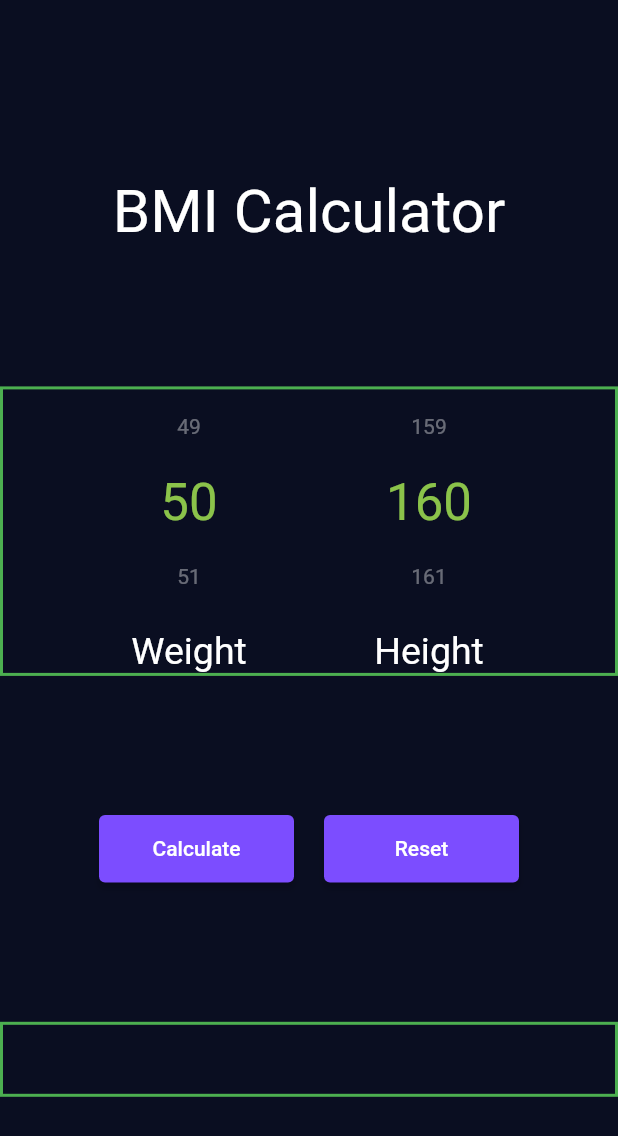
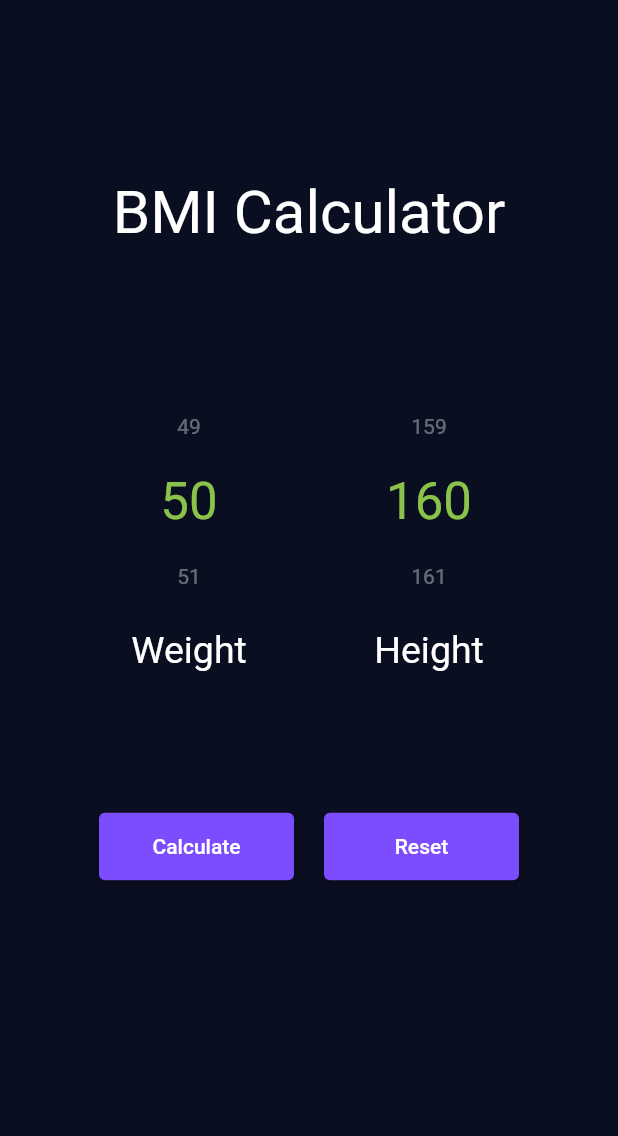
Before and after one commit to dyannary/lab2_pam, a Flutter app: the screen it shows after launch, on a phone screen of 412 x 824 dp. Shown: the top 1136 px of the screen. Run offline on Flutter 3.47's test engine with Material 2 defaults, Android fonts, the phone set to English and light mode, and no system bars; drawn by our look-alikes of numberpicker; our stand-ins replace get.

Commit message:
clean the code

```diff
--- a/lib/bmi_calculator_page/widgets/inputs_widget.dart
+++ b/lib/bmi_calculator_page/widgets/inputs_widget.dart
@@ -11,9 +11,7 @@ class InputsWidget extends StatelessWidget {
 
     BMICalculatorController controller = Get.find();
 
-    return Container(
-      decoration: BoxDecoration(border: Border.all(color:Colors.green, width: 2)),
-      child: Row(
+    return Row(
         mainAxisAlignment: MainAxisAlignment.center,
         children: [
           InputPickerWidget(nameWidget: "Weight", input: controller.weight),
@@ -22,7 +20,6 @@ class InputsWidget extends StatelessWidget {
 
           InputPickerWidget(nameWidget: "Height", input: controller.height),
         ],
-      ),
-    );
+      );
   }
 }
--- a/lib/bmi_calculator_page/widgets/result_widget.dart
+++ b/lib/bmi_calculator_page/widgets/result_widget.dart
@@ -15,9 +15,8 @@ class _ResultWidgetState extends State<ResultWidget> {
 
     BMICalculatorController controller = Get.find();
 
-    return Container(
+    return SizedBox(
       height: 50,
-      decoration: BoxDecoration(border: Border.all(color:Colors.green, width: 2)),
       child: Obx(() {
         if (controller.bmi.value == 0) {
           return Container();
```
